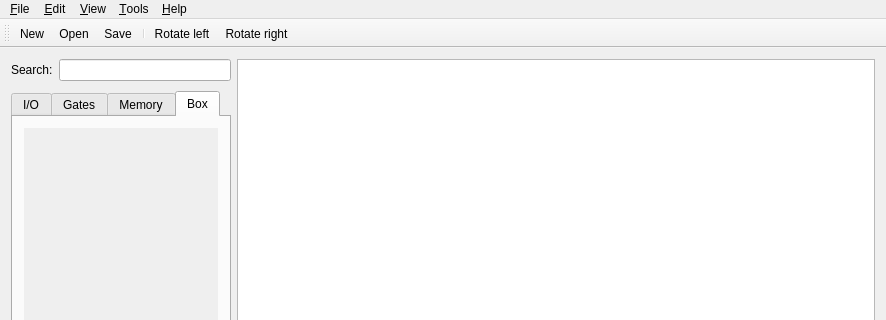
Old version of the form mainwindow.ui in the repository GIBIS-UNIFESP/wiRedPanda; both pictures show x 0 to 886 and y 0 to 320 of the 886 by 765 pixel window.
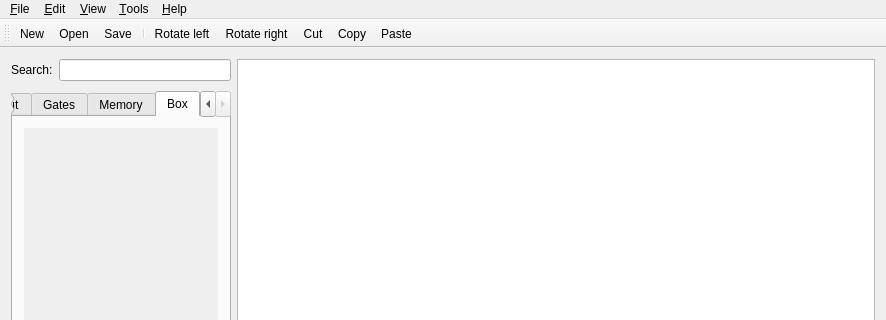
New version of the form. The open tabs and pages were chosen to show the change. Icons and pictures are not drawn. Custom widgets are drawn as their Qt base class.

Commit message: Cut, copy and paste icons added to toolbar and "i/o" tab label changed to "In/Out"

The edit to the form file:
```diff
--- a/mainwindow.ui
+++ b/mainwindow.ui
@@ -107,7 +107,7 @@
         </property>
         <widget class="QWidget" name="io">
          <attribute name="title">
-          <string>I/O</string>
+          <string>In/Out</string>
          </attribute>
          <layout class="QGridLayout" name="gridLayout_2">
           <item row="0" column="0">
@@ -779,6 +779,9 @@
    <addaction name="separator"/>
    <addaction name="actionRotate_left"/>
    <addaction name="actionRotate_right"/>
+   <addaction name="actionCut"/>
+   <addaction name="actionCopy"/>
+   <addaction name="actionPaste"/>
   </widget>
   <widget class="QStatusBar" name="statusBar"/>
   <widget class="QMenuBar" name="menuBar">
```
Left out of the diff: 16 changed lines with no effect on the pictures.
